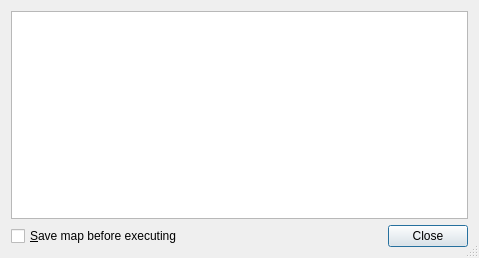
Qt form src/tiled/commanddialog.ui (mapeditor/tiled) before a commit.
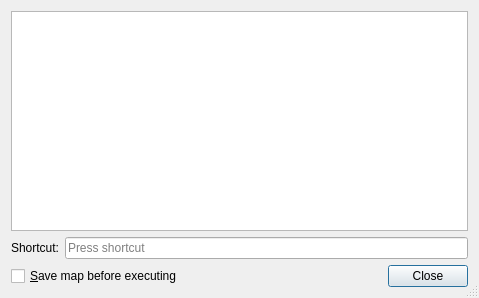
The same form after that commit. Custom widgets are drawn as their Qt base class.

Commit message: Adds option to change default shortcut F5

What changed in the file:
```diff
--- a/src/tiled/commanddialog.ui
+++ b/src/tiled/commanddialog.ui
@@ -7,7 +7,7 @@
     <x>0</x>
     <y>0</y>
     <width>479</width>
-    <height>258</height>
+    <height>298</height>
    </rect>
   </property>
   <property name="windowTitle">
@@ -33,6 +33,30 @@
      </property>
     </widget>
    </item>
+   <item>
+    <layout class="QHBoxLayout" name="horizontalLayout_2">
+     <property name="spacing">
+      <number>6</number>
+     </property>
+     <item>
+      <widget class="QLabel" name="label">
+       <property name="text">
+        <string>Shortcut:</string>
+       </property>
+      </widget>
+     </item>
+     <item>
+      <widget class="QKeySequenceEdit" name="keySequenceEdit">
+       <property name="sizePolicy">
+        <sizepolicy hsizetype="MinimumExpanding" vsizetype="Fixed">
+         <horstretch>0</horstretch>
+         <verstretch>0</verstretch>
+        </sizepolicy>
+       </property>
+      </widget>
+     </item>
+    </layout>
+   </item>
    <item>
     <layout class="QHBoxLayout" name="horizontalLayout">
      <property name="spacing">
```
The commit also changes 4 other files.
